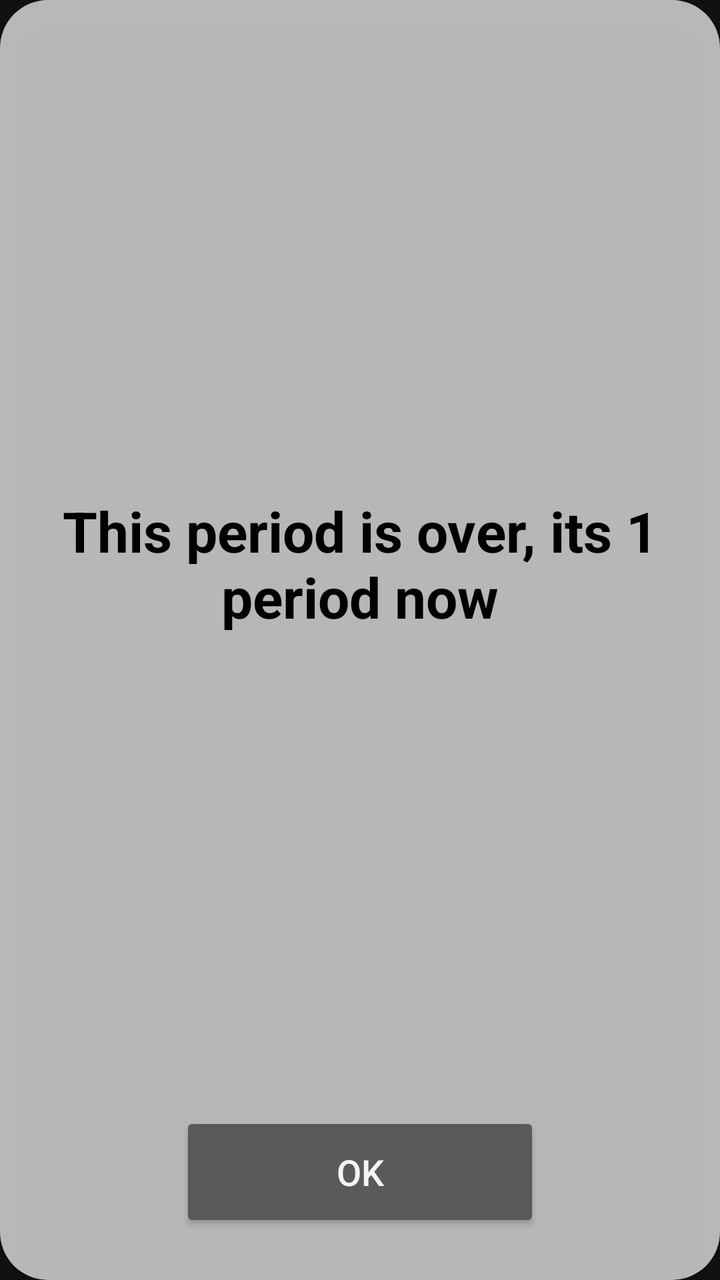
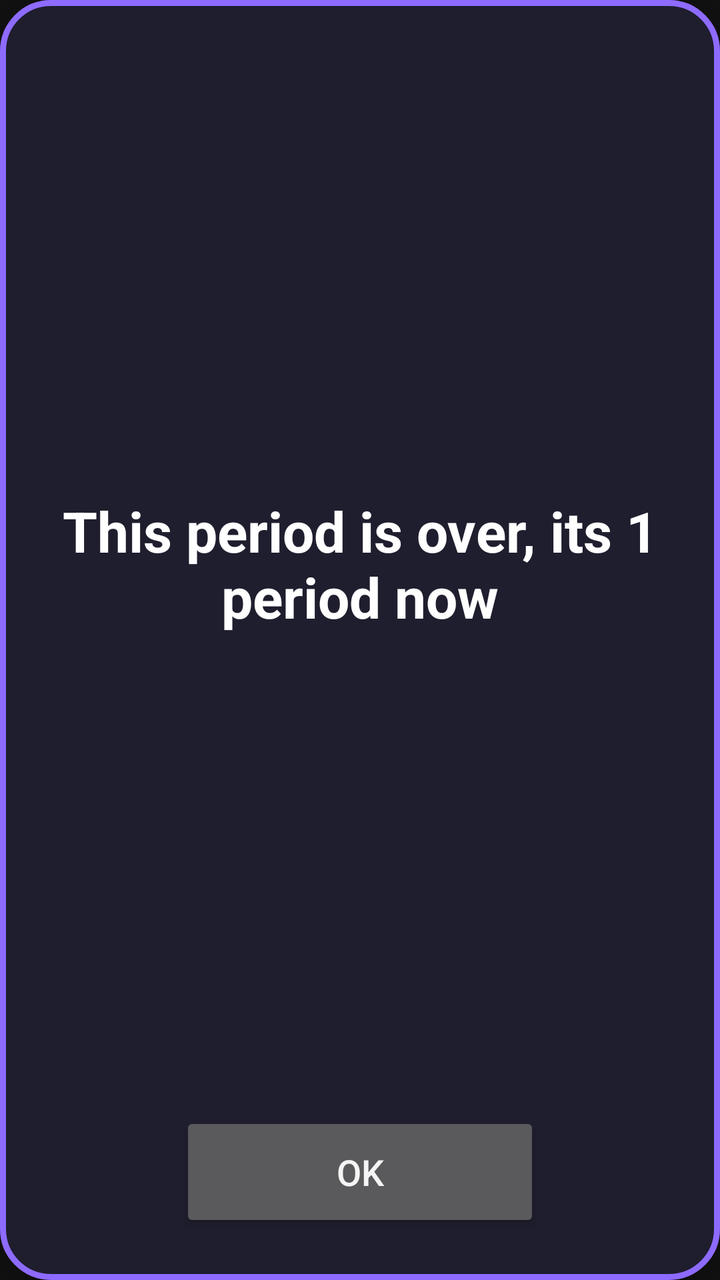

The first picture is an Android layout as it rendered before a commit; the second is the same layout after the commit. The layout source and the unified diff follow.
<!-- AndroidManifest.xml: application theme Theme.GeneoClockOverlay -->
<!-- res/layout/overlay_period_popup.xml -->
<?xml version="1.0" encoding="utf-8"?>
<LinearLayout xmlns:android="http://schemas.android.com/apk/res/android"
    android:layout_width="match_parent"
    android:layout_height="match_parent"
    android:orientation="vertical"
    android:background="@drawable/bg_clock_pill"
    android:padding="24dp"
    android:elevation="18dp"
    android:gravity="center">

    <TextView
        android:id="@+id/tvPopupMessage"
        android:layout_width="match_parent"
        android:layout_height="0dp"
        android:layout_weight="1"
        android:gravity="center"
        android:text="This period is over, its 1 period now"
        android:textColor="#000000"
        android:textSize="28sp"
        android:textStyle="bold"
        android:layout_marginBottom="16dp" />

    <Button
        android:id="@+id/btnPopupOk"
        android:layout_width="180dp"
        android:layout_height="60dp"
        android:textSize="18sp"
        android:text="OK" />

</LinearLayout>
<!-- resources referenced by this layout -->
<resources>
  <!-- drawable bg_clock_pill (drawable) -->
  <?xml version="1.0" encoding="utf-8"?>
  <shape xmlns:android="http://schemas.android.com/apk/res/android"
      android:shape="rectangle">
      <solid android:color="#B3FFFFFF" />
      <corners android:radius="24dp" />
  </shape>
  <style name="Theme.GeneoClockOverlay" parent="Theme.MaterialComponents.NoActionBar">
          <item name="colorPrimary">@color/accent_primary</item>
          <item name="colorPrimaryDark">@color/dark_background</item>
          <item name="colorAccent">@color/accent_primary</item>
          <item name="colorSurface">@color/dark_surface</item>
          <item name="colorOnSurface">@color/text_primary</item>
          <item name="android:windowBackground">@color/dark_background</item>
          <item name="android:textColorPrimary">@color/text_primary</item>
          <item name="android:textColorSecondary">@color/text_secondary</item>
          <item name="android:textColor">@color/text_primary</item>
          <item name="android:statusBarColor">@color/dark_background</item>
          <item name="android:navigationBarColor">@color/dark_background</item>
          <item name="materialButtonStyle">@style/Widget.GeneoClockOverlay.Button</item>
      </style>
  <color name="accent_primary">#8E6BFF</color>
  <color name="dark_background">#121212</color>
  <color name="dark_surface">#1E1E1E</color>
  <color name="text_primary">#F5F5F5</color>
  <color name="text_secondary">#B3B3B3</color>
  <style name="Widget.GeneoClockOverlay.Button" parent="Widget.MaterialComponents.Button">
          <item name="backgroundTint">@color/accent_primary</item>
          <item name="android:textColor">@color/text_primary</item>
      </style>
</resources>

<!-- the commit's change to res/layout/overlay_period_popup.xml (unified diff, before → after) -->
@@ -3,7 +3,7 @@
     android:layout_width="match_parent"
     android:layout_height="match_parent"
     android:orientation="vertical"
-    android:background="@drawable/bg_clock_pill"
+    android:background="@drawable/bg_popup"
     android:padding="24dp"
     android:elevation="18dp"
     android:gravity="center">
@@ -15,7 +15,7 @@
         android:layout_weight="1"
         android:gravity="center"
         android:text="This period is over, its 1 period now"
-        android:textColor="#000000"
+        android:textColor="#FFFFFF"
         android:textSize="28sp"
         android:textStyle="bold"
         android:layout_marginBottom="16dp" />
<!-- resource entries referenced after the edit -->
@@ -1,11 +1,12 @@
 <!-- resources referenced by this layout -->
 <resources>
-  <!-- drawable bg_clock_pill (drawable) -->
+  <!-- drawable bg_popup (drawable) -->
   <?xml version="1.0" encoding="utf-8"?>
   <shape xmlns:android="http://schemas.android.com/apk/res/android"
       android:shape="rectangle">
-      <solid android:color="#B3FFFFFF" />
+      <solid android:color="#1E1E2E" />
       <corners android:radius="24dp" />
+      <stroke android:width="3dp" android:color="#8E6BFF" />
   </shape>
   <style name="Theme.GeneoClockOverlay" parent="Theme.MaterialComponents.NoActionBar">
           <item name="colorPrimary">@color/accent_primary</item>
